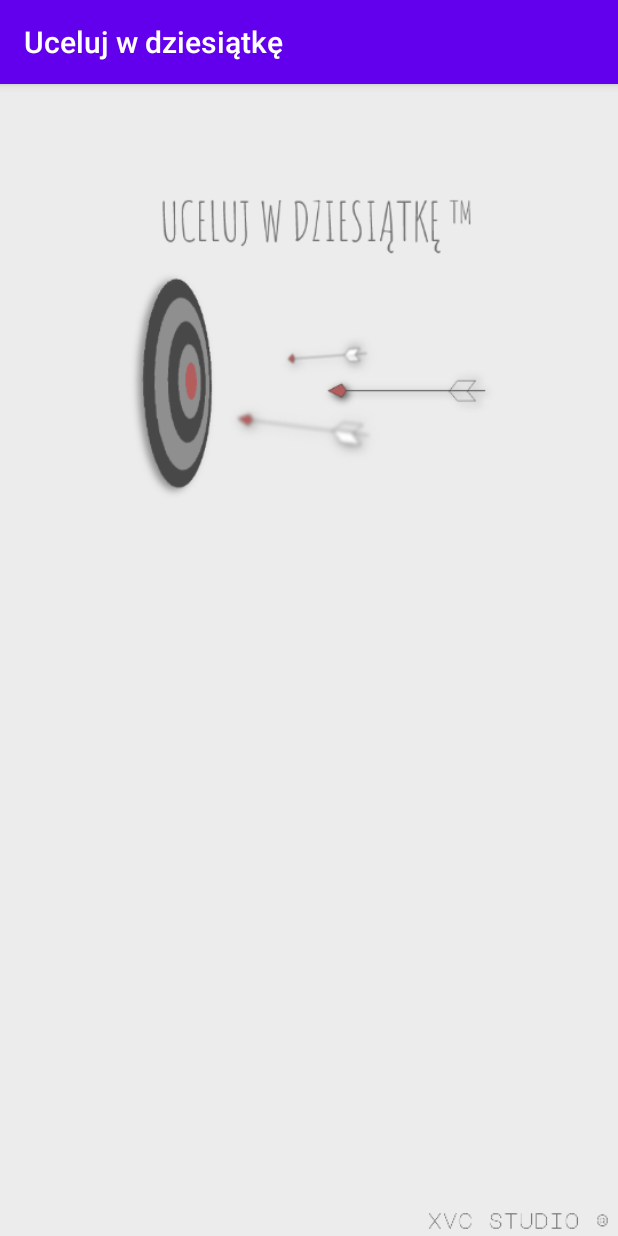
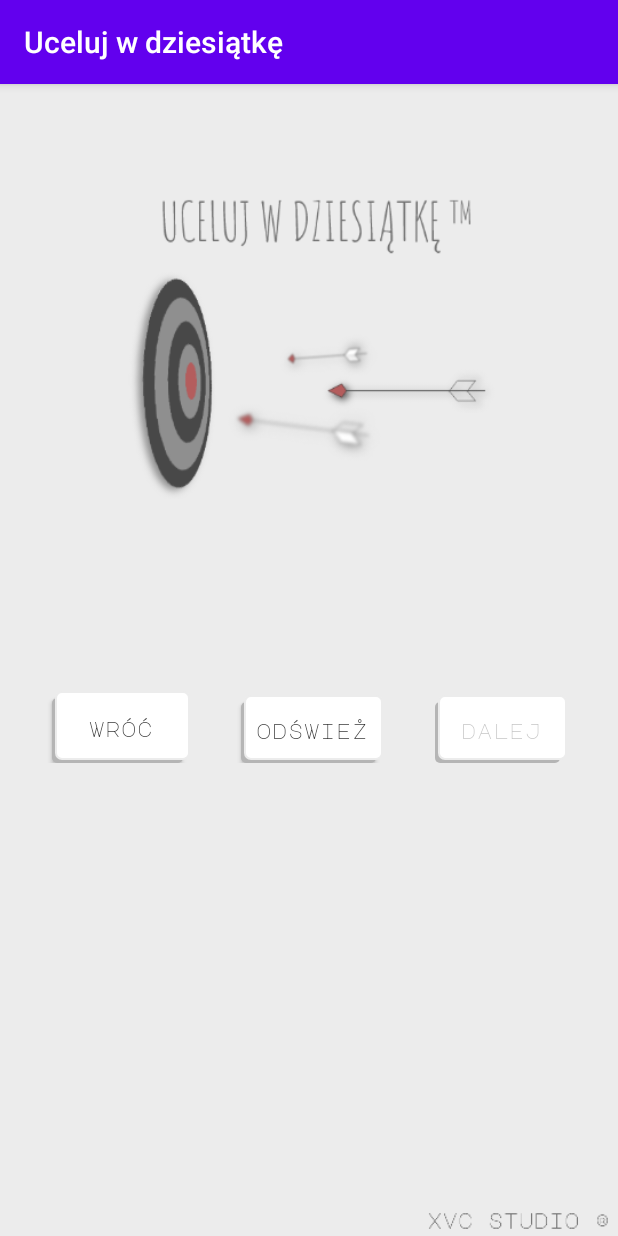
Before and after one commit to creativecbr/UWD_android_studio, an Android app: the ServerWaitingForPlayers screen opened directly, with no data from a screen before it, on a phone screen of 412 x 824 dp. Run offline under Robolectric (Android 15) with nearby library versions, the phone set to English and light mode, and no system bars.

Commit message:
Added:
-Checking players on server at ListView(Geting bounded devices on server)
-Refreshing list
-Next/back button not implemented, only design

```diff
--- a/app/src/main/java/lesniewski/pawel/uwd_android_studio/ServerWaitingForPlayers.kt
+++ b/app/src/main/java/lesniewski/pawel/uwd_android_studio/ServerWaitingForPlayers.kt
@@ -1,20 +1,71 @@
 package lesniewski.pawel.uwd_android_studio
 
+import android.R.string
+import android.bluetooth.BluetoothAdapter
 import android.os.Bundle
+import android.widget.ArrayAdapter
+import android.widget.Button
+import android.widget.ListView
 import androidx.appcompat.app.AppCompatActivity
 import kotlinx.android.synthetic.main.activity_server_waiting_for_players.*
 
+
 class ServerWaitingForPlayers : AppCompatActivity()
 {
+    private val REQUEST_CODE_ENABLE_BT: Int = 1
+    private var bluetoothOn = false
+    lateinit var bAdapter: BluetoothAdapter
+    lateinit var strings: ArrayList<String>
+
     override fun onCreate(savedInstanceState: Bundle?) {
         super.onCreate(savedInstanceState)
         setContentView(R.layout.activity_server_waiting_for_players)
         showRoomName()
 
+        bAdapter = BluetoothAdapter.getDefaultAdapter()
+        val nextButton = findViewById<Button>(R.id.nextButton)
+        val refreshButton = findViewById<Button>(R.id.refreshButton)
 
+        strings = getBoundedDevices()
+
+        var pairedList = findViewById<ListView>(R.id.pairedDevicesList)
+
+        val adapter: ArrayAdapter<String> = ArrayAdapter<String>(
+            this,
+            android.R.layout.simple_list_item_1,
+            strings
+        )
+        pairedList.adapter = adapter
+
+
+        refreshButton.setOnClickListener{
+            var tmp = getBoundedDevices()
+            for (device in tmp)
+                if(!strings.contains(device))
+                    strings.add(device)
+
+            adapter.notifyDataSetChanged()
+        }
     }
 
+    private fun getBoundedDevices(): ArrayList<String> {
 
+        var bt = bAdapter.bondedDevices
+        val strings: ArrayList<String> = ArrayList<String>()
+
+        if(bt.size > 0)
+        {
+            for (device in bt) {
+                strings.add(device.name)
+            }
+        }
+        else
+        {
+            nextButton.isEnabled = false
+        }
+
+        return strings
+    }
 
 
     fun showRoomName()
--- a/app/src/main/res/layout/activity_server_waiting_for_players.xml
+++ b/app/src/main/res/layout/activity_server_waiting_for_players.xml
@@ -26,4 +26,68 @@
         app:layout_constraintStart_toStartOf="parent"
         app:layout_constraintTop_toTopOf="@+id/guideline2" />
 
+    <androidx.constraintlayout.widget.ConstraintLayout
+        android:id="@+id/constraintLayout"
+        android:layout_width="match_parent"
+        android:layout_height="wrap_content"
+        app:layout_constraintEnd_toEndOf="parent"
+        app:layout_constraintHorizontal_bias="0.0"
+        app:layout_constraintStart_toStartOf="parent"
+        app:layout_constraintTop_toBottomOf="@+id/showRoomName">
+
+        <ListView
+            android:id="@+id/pairedDevicesList"
+            android:layout_width="192dp"
+            android:layout_height="wrap_content"
+            android:layout_marginTop="30dp"
+            android:layout_marginBottom="50dp"
+            android:fontFamily="@font/major_regular"
+            app:layout_constraintBottom_toTopOf="@+id/backButton"
+            app:layout_constraintEnd_toEndOf="parent"
+            app:layout_constraintHorizontal_bias="0.497"
+            app:layout_constraintStart_toStartOf="parent"
+            app:layout_constraintTop_toTopOf="parent">
+
+        </ListView>
+
+        <Button
+            android:id="@+id/nextButton"
+            android:layout_width="wrap_content"
+            android:layout_height="@dimen/buttonHeight"
+            android:background="@drawable/shadow"
+            android:fontFamily="@font/major_regular"
+            android:text="@string/nextButton"
+            android:textAppearance="@style/TextAppearance.AppCompat.Body2"
+            app:layout_constraintBottom_toBottomOf="parent"
+            app:layout_constraintEnd_toEndOf="parent"
+            app:layout_constraintHorizontal_bias="0.5"
+            app:layout_constraintStart_toEndOf="@+id/refreshButton" />
+
+        <Button
+            android:id="@+id/backButton"
+            android:layout_width="92dp"
+            android:layout_height="48dp"
+            android:background="@drawable/shadow"
+            android:fontFamily="@font/major_regular"
+            android:text="@string/backButton"
+            android:textAppearance="@style/TextAppearance.AppCompat.Body2"
+            app:layout_constraintBottom_toBottomOf="parent"
+            app:layout_constraintEnd_toStartOf="@+id/refreshButton"
+            app:layout_constraintHorizontal_bias="0.5"
+            app:layout_constraintStart_toStartOf="parent" />
+
+        <Button
+            android:id="@+id/refreshButton"
+            android:layout_width="wrap_content"
+            android:layout_height="@dimen/buttonHeight"
+            android:background="@drawable/shadow"
+            android:fontFamily="@font/major_regular"
+            android:text="@string/refreshButton"
+            android:textAppearance="@style/TextAppearance.AppCompat.Body2"
+            app:layout_constraintBottom_toBottomOf="parent"
+            app:layout_constraintEnd_toStartOf="@+id/nextButton"
+            app:layout_constraintHorizontal_bias="0.5"
+            app:layout_constraintStart_toEndOf="@+id/backButton" />
+    </androidx.constraintlayout.widget.ConstraintLayout>
+
 </androidx.constraintlayout.widget.ConstraintLayout>
--- a/app/src/main/res/values/strings.xml
+++ b/app/src/main/res/values/strings.xml
@@ -8,9 +8,11 @@
 
     <string name="backButton">wróć</string>
     <string name="nextButton">dalej</string>
+    <string name="scanButton">skanuj</string>
     <string name="createRoom">stwórz pokój</string>
     <string name="joinToRoom">dołącz do pokoju</string>
 
     <string name="putRoomName">Wpisz nazwę twojego pokoju:</string>
     <string name="exampleRoomName">room112</string>
+    <string name="refreshButton">odśwież</string>
 </resources>
```
